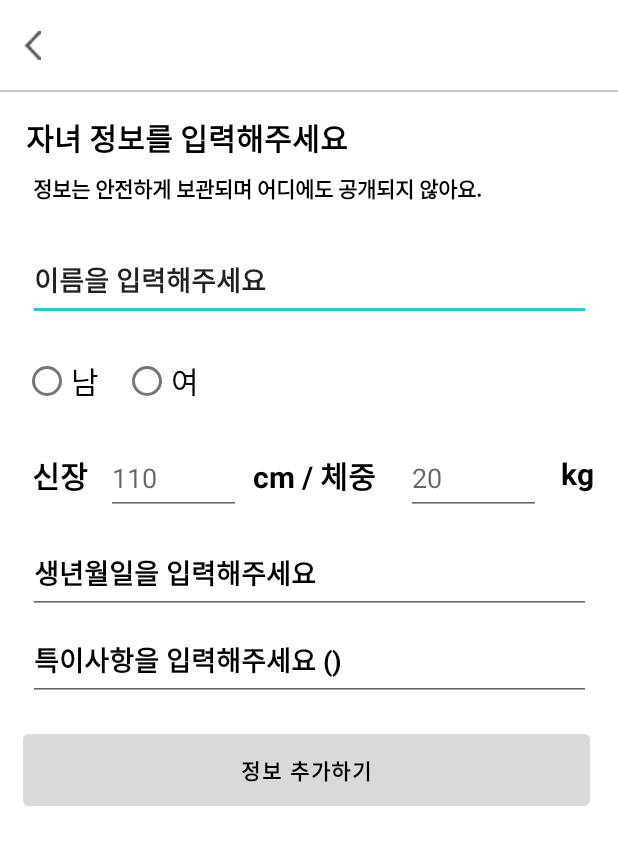
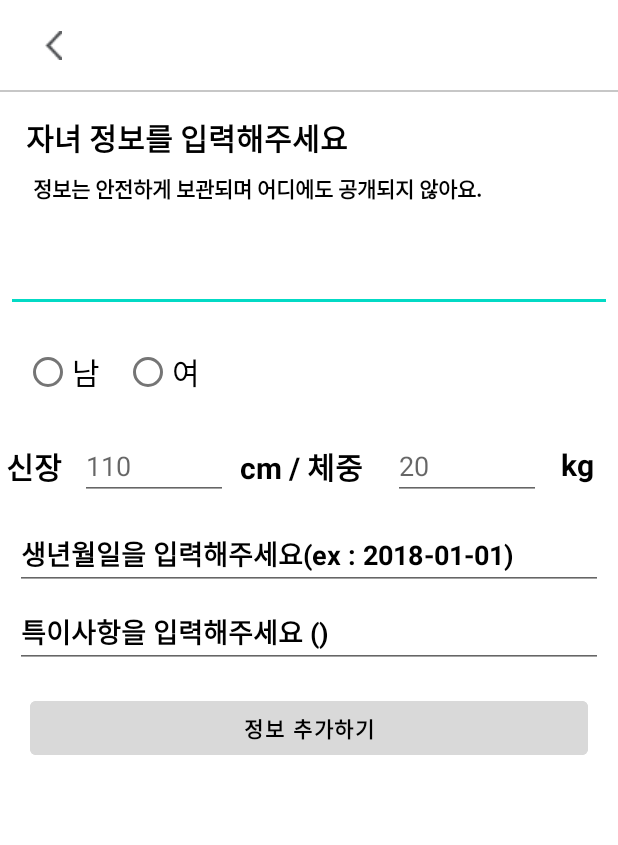
Before and after one commit to teamUMUL/Android_UMUL, an Android app: the screen it shows after launch (InsertChildInformationActivity), after a tap on "확인", on a phone screen of 412 x 824 dp. Shown: the top 845 px of the screen. Run offline under Robolectric (Android 15) with nearby library versions, the phone set to English and light mode, and no system bars.

Commit message:
feat : change activity_insert_child_infomation.xml UI size

```diff
--- a/app/src/main/java/inu/thebite/umul/activity/InsertChildInformationActivity.kt
+++ b/app/src/main/java/inu/thebite/umul/activity/InsertChildInformationActivity.kt
@@ -9,12 +9,10 @@ import android.widget.Button
 import android.widget.EditText
 import android.widget.Toast
 import androidx.appcompat.app.AppCompatActivity
-import androidx.databinding.DataBindingUtil
 import inu.thebite.umul.R
 import inu.thebite.umul.databinding.ActivityInsertChildInfomationBinding
 import inu.thebite.umul.model.SaveChildrenRequest
 import inu.thebite.umul.retrofit.RetrofitChildren
-import java.lang.NumberFormatException
 import java.text.SimpleDateFormat
 
 class InsertChildInformationActivity : AppCompatActivity(),  View.OnClickListener {
@@ -24,6 +22,7 @@ class InsertChildInformationActivity : AppCompatActivity(),  View.OnClickListene
     private lateinit var weightEdit : EditText
     private lateinit var birthDateEdit : EditText
     private lateinit var significantEdit : EditText
+    private lateinit var nameEdit: EditText
     private lateinit var buttonAddInfor : Button
     private lateinit var radioButtonM : Button
     private lateinit var radioButtonF : Button
@@ -32,7 +31,7 @@ class InsertChildInformationActivity : AppCompatActivity(),  View.OnClickListene
     private var birthDate = ""
     private var significant = ""
     private var gender = ""
-    private var nameEdit = ""
+    private var name = ""
     private lateinit var memberNumber: String   // 추후 번호 입력 activity에서 정보 전달 값으로 대체
     private val DATE_FORMAT = SimpleDateFormat("yyyy-MM-dd")
 
@@ -47,26 +46,16 @@ class InsertChildInformationActivity : AppCompatActivity(),  View.OnClickListene
         birthDateEdit = binding.editBirthDate
         significantEdit = binding.editSignificant
         buttonAddInfor = binding.buttonAddInfor
-        nameEdit = binding.editName.text.toString()
+        nameEdit = binding.editName
+        name = binding.editName.text.toString()
         radioButtonM = binding.radioButtonM
         radioButtonF = binding.radioButtonF
 
-        birthDateEdit.onFocusChangeListener = View.OnFocusChangeListener { view, b ->
-            if(b){
-                birthDateEdit.hint = ""
-            }else{
-                birthDateEdit.hint = "생년월일을 입력해주세요(ex : 2018-01-01)"
-            }
-        }
-        significantEdit.onFocusChangeListener = View.OnFocusChangeListener { view, b ->
-            if(b){
-                significantEdit.hint = ""
-            }
-            else{
-                significantEdit.hint = "특이사항을 입력해주세요 ()"
-            }
-        }
-
+        deleteHintOnFocus(birthDateEdit, "생년월일을 입력해주세요(ex : 2018-01-01)")
+        deleteHintOnFocus(significantEdit, "특이사항을 입력해주세요 ()")
+        deleteHintOnFocus(heightEdit, "110")
+        deleteHintOnFocus(weightEdit, "20")
+        deleteHintOnFocus(nameEdit, "이름을 입력해주세요")
     }
 
     override fun onClick(v: View?) {
@@ -83,29 +72,31 @@ class InsertChildInformationActivity : AppCompatActivity(),  View.OnClickListene
                 gender = "F"
             }
             R.id.button_addInfor -> {
+
                 try {
+                    name = binding.editName.text.toString()
                     height = heightEdit.text.toString().toFloat() //값을 스트링으로 플로트로 저장
                     weight = weightEdit.text.toString().toFloat()
                     // birthDate formatter 설정 필요 "yyyy-MM-dd"
                     birthDate = birthDateEdit.text.toString()
                     significant = significantEdit.text.toString()
-                    if(gender != "" && height != 0.0f && weight!=0.0f && birthDate != ""){
+                    if(gender != "" && height != 0.0f && weight!=0.0f && birthDate != "" && checkDate(birthDate)){
                         val body = SaveChildrenRequest(
-                            "홍길동",
+                            name,
                             birthDate,
                             gender,
                             height,
                             weight
                         )
+                        setMainActivity()
                         RetrofitChildren(body, memberNumber).save()
-                        setMainActivity()
                     }
                     else{
-                        Toast.makeText(this, "성별, 키, 몸무게, 생년월일울 입력해주세요", Toast.LENGTH_LONG).show()
+                        Toast.makeText(applicationContext, "이름, 성별, 키, 몸무게, 생년월일울 올바르게 입력해주세요", Toast.LENGTH_LONG).show()
                     }
 
                 }catch (e : NumberFormatException){
-                    Toast.makeText(this, "올바른 형태로 입력하세요", Toast.LENGTH_LONG).show()
+                    Toast.makeText(applicationContext, "올바른 형태로 입력하세요", Toast.LENGTH_LONG).show()
 
                 }
 
@@ -122,6 +113,7 @@ class InsertChildInformationActivity : AppCompatActivity(),  View.OnClickListene
         significantEdit.clearFocus()
         heightEdit.clearFocus()
         weightEdit.clearFocus()
+        nameEdit.clearFocus()
         return super.dispatchTouchEvent(ev)
     }
 
@@ -132,5 +124,26 @@ class InsertChildInformationActivity : AppCompatActivity(),  View.OnClickListene
         startActivity(intent)
     }
 
+    private fun deleteHintOnFocus(editText: EditText,defaultHint : String){
+        editText.onFocusChangeListener = View.OnFocusChangeListener { view, b ->
+            if(b){
+                editText.hint = ""
+            }else{
+                editText.hint = defaultHint
+            }
+        }
+    }
+
+    fun checkDate(checkDate: String?): Boolean {
+        return try {
+            val dateFormatParser = SimpleDateFormat("yyyy-MM-dd") //검증할 날짜 포맷 설정
+            dateFormatParser.isLenient = false //false일경우 처리시 입력한 값이 잘못된 형식일 시 오류가 발생
+            dateFormatParser.parse(checkDate) //대상 값 포맷에 적용되는지 확인
+            true
+        } catch (e: Exception) {
+            false
+        }
+    }
+
 
 }
--- a/app/src/main/java/inu/thebite/umul/adapter/ChangeChildAdapter.kt
+++ b/app/src/main/java/inu/thebite/umul/adapter/ChangeChildAdapter.kt
@@ -4,7 +4,6 @@ import android.annotation.SuppressLint
 import android.content.SharedPreferences
 import android.graphics.Color
 import android.os.Bundle
-import android.util.Log
 import android.view.LayoutInflater
 import android.view.View
 import android.view.ViewGroup
@@ -26,6 +25,7 @@ class ChangeChildAdapter(var childKey: MutableList<String>, var childValue : Mut
             else -> "자녀1"
         }
     inner class ViewHolder(itemView: View, val listener: OnItemClickListener): RecyclerView.ViewHolder(itemView) {
+        //var childNum = itemView.findViewById<TextView>(R.id.child_num)
         var childInfo = itemView.findViewById<TextView>(R.id.child_info)
         var frameLayout = itemView.findViewById<FrameLayout>(R.id.child_layout)
     }
@@ -37,16 +37,17 @@ class ChangeChildAdapter(var childKey: MutableList<String>, var childValue : Mut
     }
 
     override fun getItemCount(): Int {
-        return childValue.size
+        return childKey.size
     }
 
 
     @SuppressLint("NotifyDataSetChanged")
     override fun onBindViewHolder(holder: ChangeChildAdapter.ViewHolder, @SuppressLint("RecyclerView") position: Int) {
-//        val childNum = childKey[position]
+        val childNum = childKey[position]
         val childInfo = childValue[position]
+
         val displayChildID = "자녀"+(position+1).toString()
-//        holder.childNum.text = childNum
+        //holder.childNum.text = childNum
         holder.childInfo.text = childInfo
 
         holder.frameLayout!!.setOnClickListener {
@@ -58,10 +59,12 @@ class ChangeChildAdapter(var childKey: MutableList<String>, var childValue : Mut
 
         if (index == position){
             makeItemSelected(holder)
+            Toast.makeText(holder.itemView.context, "$childNum : $childInfo",Toast.LENGTH_SHORT).show();
         }
         else{
             if (displayChildID == selectedChildID
                 && selectFirstChild) {
+                Toast.makeText(holder.itemView.context, displayChildID.toString(), Toast.LENGTH_SHORT).show()
                 makeItemSelected(holder)
             }
             else {
--- a/app/src/main/res/layout/activity_insert_child_infomation.xml
+++ b/app/src/main/res/layout/activity_insert_child_infomation.xml
@@ -4,16 +4,18 @@
     xmlns:tools="http://schemas.android.com/tools"
     android:layout_width="match_parent"
     android:layout_height="match_parent"
-    tools:context=".insertInfor">
+    tools:context=".activity.InsertChildInformationActivity">
 
 
     <ImageButton
         android:id="@+id/button_back"
         android:layout_width="wrap_content"
         android:layout_height="wrap_content"
-        android:layout_marginStart="16dp"
+        android:layout_marginStart="10dp"
         android:background="@color/white"
-        android:scaleType="fitXY"
+        android:scaleType="centerInside"
+        android:padding = "20dp"
+        android:onClick="onClick"
         app:layout_constraintBottom_toTopOf="@+id/view"
         app:layout_constraintStart_toStartOf="parent"
         app:layout_constraintTop_toTopOf="parent"
@@ -70,14 +72,14 @@
 
     <EditText
         android:id="@+id/editName"
-        android:layout_width="375dp"
-        android:layout_height="54dp"
+        android:layout_width="match_parent"
+        android:layout_height="wrap_content"
         android:layout_marginTop="24dp"
         android:layout_marginStart="4dp"
         android:layout_marginEnd="4dp"
         android:ems="10"
         android:inputType="text"
-        android:text="이름을 입력해주세요"
+        android:hint="이름을 입력해주세요"
         android:textStyle="bold"
         android:textColorHint="#000"
         app:layout_constraintEnd_toEndOf="parent"
@@ -89,11 +91,8 @@
         android:layout_width="wrap_content"
         android:layout_height="wrap_content"
         android:layout_marginStart="16dp"
-
         android:layout_marginTop="16dp"
-        android:layout_marginEnd="280dp"
         android:orientation="horizontal"
-        app:layout_constraintEnd_toEndOf="parent"
         app:layout_constraintStart_toStartOf="parent"
         app:layout_constraintTop_toBottomOf="@+id/editName">
 
@@ -104,6 +103,7 @@
             android:layout_marginRight="16dp"
             android:text="남"
             android:textSize="20dp"
+            android:onClick="onClick"
             android:textStyle="normal" />
 
         <RadioButton
@@ -112,6 +112,7 @@
             android:layout_height="wrap_content"
             android:text="여"
             android:textSize="20dp"
+            android:onClick="onClick"
             android:textStyle="normal" />
     </RadioGroup>
 
@@ -126,15 +127,15 @@
         android:textSize="20dp"
         android:textColor="#000"
         android:textStyle="bold"
-        app:layout_constraintEnd_toStartOf="@+id/editHeight"
         app:layout_constraintHorizontal_bias="1.0"
         app:layout_constraintStart_toStartOf="parent"
+        app:layout_constraintEnd_toStartOf="@+id/editHeight"
         app:layout_constraintTop_toBottomOf="@+id/radioInsert" />
 
     <EditText
         android:id="@+id/editHeight"
-        android:layout_width="90dp"
-        android:layout_height="49dp"
+        android:layout_width="0dp"
+        android:layout_height="wrap_content"
         android:layout_marginTop="16dp"
         android:layout_marginEnd="8dp"
         android:ems="10"
@@ -143,7 +144,7 @@
         android:textColor="#000"
         app:layout_constraintEnd_toStartOf="@+id/textView3"
         app:layout_constraintHorizontal_bias="1.0"
-        app:layout_constraintStart_toStartOf="parent"
+        app:layout_constraintStart_toEndOf="@+id/textView"
         app:layout_constraintTop_toBottomOf="@+id/radioInsert" />
 
     <TextView
@@ -157,17 +158,19 @@
         android:textSize="20dp"
         android:textStyle="bold"
         app:layout_constraintEnd_toStartOf="@+id/editWeight"
+        app:layout_constraintStart_toEndOf="@+id/editHeight"
         app:layout_constraintTop_toBottomOf="@+id/radioInsert" />
 
     <EditText
         android:id="@+id/editWeight"
-        android:layout_width="90dp"
-        android:layout_height="49dp"
+        android:layout_width="0dp"
+        android:layout_height="wrap_content"
         android:layout_marginTop="16dp"
         android:layout_marginEnd="13dp"
         android:ems="10"
         android:hint="20"
         android:inputType="number"
+        app:layout_constraintStart_toEndOf="@+id/textView3"
         app:layout_constraintEnd_toStartOf="@+id/textView4"
         app:layout_constraintTop_toBottomOf="@+id/radioInsert" />
 
@@ -182,19 +185,19 @@
         android:textStyle="bold"
         android:textColor="#000"
         app:layout_constraintEnd_toEndOf="parent"
+        app:layout_constraintStart_toEndOf="@+id/editWeight"
         app:layout_constraintTop_toBottomOf="@+id/radioInsert" />
 
     <EditText
         android:id="@+id/editBirthDate"
-        android:layout_width="375dp"
-        android:layout_height="54dp"
-        android:layout_marginStart="4dp"
+        android:layout_width="match_parent"
+        android:layout_height="wrap_content"
+        android:layout_marginStart="10dp"
         android:layout_marginTop="12dp"
-        android:layout_marginEnd="4dp"
+        android:layout_marginEnd="10dp"
         android:ems="10"
-        android:hint="생년월일을 입력해주세요"
-
-        android:inputType="date"
+        android:hint="생년월일을 입력해주세요(ex : 2018-01-01)"
+        android:inputType="text"
         android:textColor="#000"
         android:textStyle="bold"
         android:textColorHint="#000"
@@ -205,14 +208,14 @@
 
     <EditText
         android:id="@+id/editSignificant"
-        android:layout_width="375dp"
-        android:layout_height="54dp"
-        android:layout_marginStart="4dp"
+        android:layout_width="match_parent"
+        android:layout_height="wrap_content"
+        android:layout_marginStart="10dp"
         android:layout_marginTop="4dp"
-        android:layout_marginEnd="4dp"
+        android:layout_marginEnd="10dp"
         android:ems="10"
         android:inputType="text"
-        android:text="특이사항을 입력해주세요 ()"
+        android:hint="특이사항을 입력해주세요 ()"
         android:textColorHint="#000"
         android:textStyle="bold"
         app:layout_constraintEnd_toEndOf="parent"
@@ -222,13 +225,16 @@
 
     <Button
         android:id="@+id/button_addInfor"
-        android:layout_width="378dp"
-        android:layout_height="60dp"
+        android:layout_width="match_parent"
+        android:layout_height="wrap_content"
         android:layout_marginTop="16dp"
+        android:layout_marginStart="20dp"
+        android:layout_marginEnd="20dp"
         android:backgroundTint="#d9d9d9"
         android:text="정보 추가하기"
         android:textColor="#000000"
         android:textStyle="bold"
+        android:onClick="onClick"
         app:layout_constraintEnd_toEndOf="parent"
         app:layout_constraintHorizontal_bias="0.454"
         app:layout_constraintStart_toStartOf="parent"
--- a/app/src/main/res/layout/item_calendar_list.xml
+++ b/app/src/main/res/layout/item_calendar_list.xml
@@ -23,6 +23,6 @@
         android:layout_height="25dp"
         android:layout_marginTop="10dp"
         android:gravity="center"
-        android:textSize="15sp"
+        android:textSize="12sp"
         android:text="1" />
 </LinearLayout>
```
